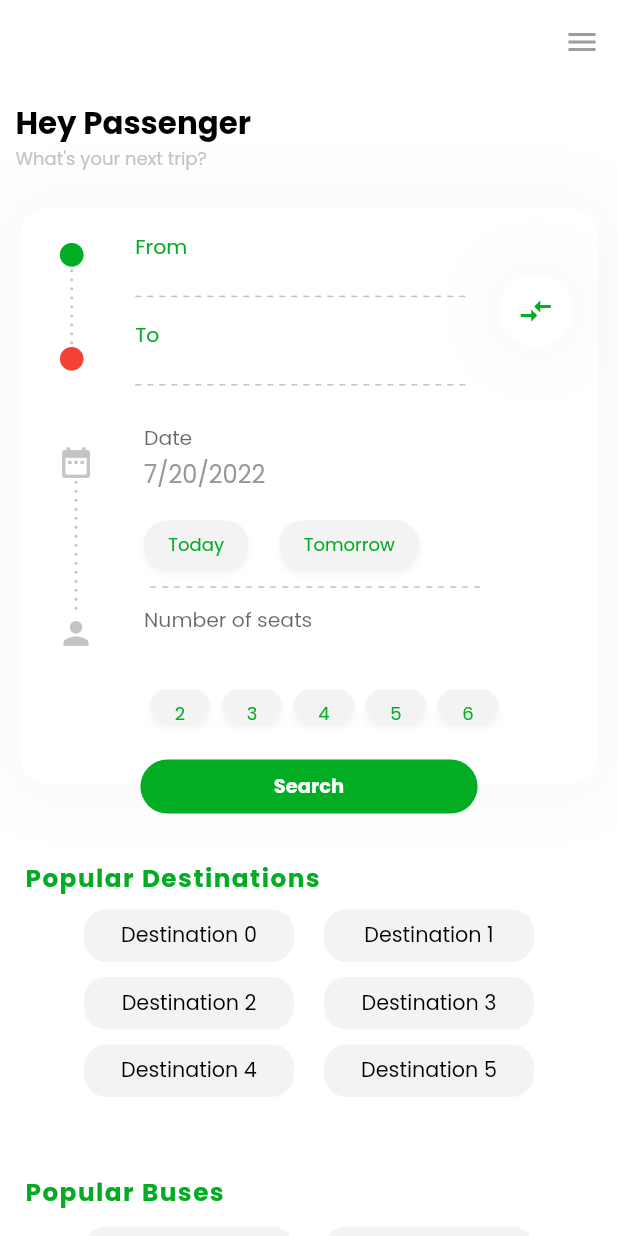
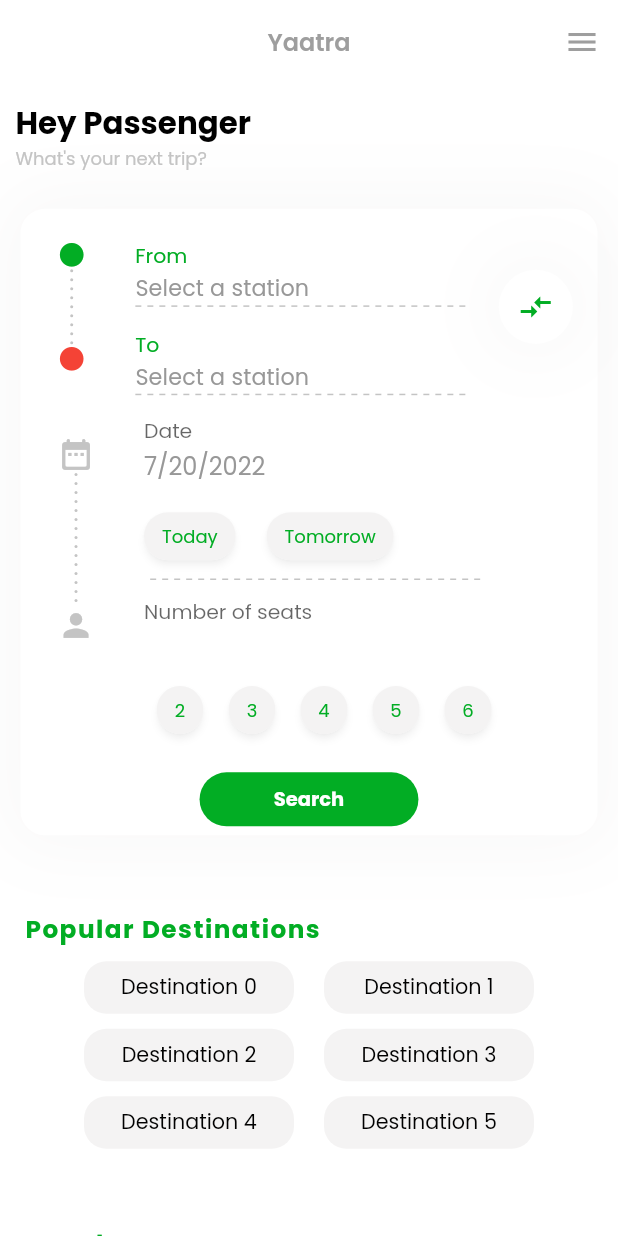
Before and after one commit to sadiksha1000/YAATRA_CLIENT, a Flutter app: the PassengerHomeScreen screen opened by its route, on a phone screen of 412 x 824 dp. Run offline on Flutter 3.47's test engine with Material 2 defaults, Android fonts, the phone set to English and light mode, and no system bars; drawn by our look-alikes of dotted_line; our stand-ins replace bloc, dartz, dotted_border, equatable, flutter_bloc, flutter_svg and 5 more; missing offline and left inert: data_connection_checker_nulls, khalti_flutter.

Commit message:
Fixing home

```diff
--- a/lib/core/server/server.dart
+++ b/lib/core/server/server.dart
@@ -1,2 +1,2 @@
+const String serverUrl = 'https://yaatra-api.herokuapp.com';
 // const String serverUrl = 'http://10.0.2.2:3001';
-const String serverUrl = 'http://172.25.1.64:3001';
--- a/lib/core/widgets/home_custom_chip.dart
+++ b/lib/core/widgets/home_custom_chip.dart
@@ -26,9 +26,6 @@
         ),
         elevation: 2.0,
         shadowColor: Colors.black.withOpacity(0.25),
-        padding: EdgeInsets.symmetric(
-          horizontal: size(context).width * 0.02,
-        ),
         backgroundColor: Theme.of(context).colorScheme.tertiary,
       ),
     );
--- a/lib/features/trips/data/datasources/trip_remote_datasource.dart
+++ b/lib/features/trips/data/datasources/trip_remote_datasource.dart
@@ -106,6 +106,7 @@
       final response = await client.post(Uri.parse(tripUrl), body: {
         '_id': id,
       });
+      print(response.body);
       if (response.statusCode == 200) {
         var decodedResponse = ResponseModel.fromJson(response.body);
 
--- a/lib/features/trips/presentation/cubits/fetch_trip_cubit/fetch_trip_state.dart
+++ b/lib/features/trips/presentation/cubits/fetch_trip_cubit/fetch_trip_state.dart
@@ -6,7 +6,7 @@
   final String errorMessage;
   final String successMessage;
   final List<dynamic> trip;
-  // final Status status;
+  final Status searchBusStatus;
 
   FetchTripState({
     required this.selectedFromStation,
@@ -14,7 +14,7 @@
     required this.errorMessage,
     required this.successMessage,
     required this.trip,
-    // required this.status,
+    required this.searchBusStatus,
   });
 
   @override
@@ -24,7 +24,7 @@
         errorMessage,
         successMessage,
         trip,
-        // status
+        searchBusStatus,
       ];
 
   factory FetchTripState.initial() {
@@ -34,7 +34,7 @@
       errorMessage: '',
       successMessage: '',
       trip: [],
-      // status: Status.initial,
+      searchBusStatus: Status.initial,
     );
   }
 
@@ -44,7 +44,7 @@
     String? errorMessage,
     String? successMessage,
     List<dynamic>? trip,
-    // Status? status,
+    Status? searchBusStatus,
   }) {
     return FetchTripState(
       selectedFromStation: selectedFromStation ?? this.selectedFromStation,
@@ -52,7 +52,7 @@
       errorMessage: errorMessage ?? this.errorMessage,
       successMessage: successMessage ?? this.successMessage,
       trip: trip ?? this.trip,
-      // status: status ?? this.status,
+      searchBusStatus: searchBusStatus ?? this.searchBusStatus,
     );
   }
 
@@ -63,7 +63,7 @@
       'errorMessage': errorMessage,
       'successMessage': successMessage,
       'trip': trip,
-      // 'status': status.index,
+      'searchBusStatus': searchBusStatus.index,
     };
   }
 
@@ -76,7 +76,7 @@
       errorMessage: map['errorMessage'],
       successMessage: map['successMessage'],
       trip: TripModel.fromMap(map['trip'], message: '') as List<dynamic>,
-      // status: Status.values[map['status']],
+      searchBusStatus: Status.values[map['searchBusStatus']],
     );
   }
 }
--- a/lib/features/trips/presentation/screen/passenger_homescreen.dart
+++ b/lib/features/trips/presentation/screen/passenger_homescreen.dart
@@ -2,6 +2,8 @@
 import 'package:intl/intl.dart';
 import 'package:flutter/material.dart';
 import 'package:flutter_bloc/flutter_bloc.dart';
+import 'package:yaatra_client/core/utils/status.dart';
+import 'package:yaatra_client/core/widgets/custom_progress_indicator.dart';
 import '../../../../core/config/constants.dart';
 import '../../../../core/config/size.dart';
 import '../../../../core/widgets/custom_appbar.dart';
@@ -114,7 +116,7 @@
 
     return Scaffold(
         appBar: customAppBar(
-          title: "",
+          title: "Yaatra",
           context: context,
           isBackButton: false,
           isDrawerEnabled: true,
@@ -131,16 +133,15 @@
               Padding(
                 padding: EdgeInsets.all(size(context).height * 0.0165),
                 child: Container(
-                    height: size(context).height * 0.465,
+                    // height: size(context).height * 0.465,
                     decoration: Constants.cardDecoration(context),
-                    child: Stack(
-                      clipBehavior: Clip.none,
+                    child: Column(
                       children: [
                         Column(
                           children: [
                             SingleChildScrollView(
                               child: SizedBox(
-                                height: size(context).height * 0.165,
+                                // height: size(context).height * 0.165,
                                 child: Row(
                                   children: [
                                     Padding(
@@ -184,7 +185,7 @@
                                     Flexible(
                                       child: SizedBox(
                                         width: size(context).width * 0.55,
-                                        height: size(context).height * 0.3,
+                                        // height: size(context).height * 0.3,
                                         child: Column(
                                           crossAxisAlignment:
                                               CrossAxisAlignment.start,
@@ -291,7 +292,7 @@
                               ),
                             ),
                             SizedBox(
-                              height: size(context).height * 0.25,
+                              height: size(context).height * 0.27,
                               child: Row(
                                 children: [
                                   Padding(
@@ -342,12 +343,6 @@
                                               floatingLabelBehavior:
                                                   FloatingLabelBehavior.always,
                                               labelText: "Date",
-                                              // hintText:
-                                              //     '${selectedDate.year}/${selectedDate.month}/${selectedDate.day}',
-                                              // hintStyle: TextStyle(
-                                              //   fontSize: size(context).height *
-                                              //       0.016,
-                                              // ),
                                               labelStyle: TextStyle(
                                                 fontSize: size(context).height *
                                                     0.022,
@@ -446,25 +441,39 @@
                             ),
                           ],
                         ),
-                        Positioned(
-                          bottom: -26,
-                          left: 80,
-                          right: 80,
+                        Padding(
+                          padding:
+                              EdgeInsets.only(top: size(context).height * 0.02),
+                          child: SizedBox(
                             child: StreamBuilder<bool>(
                                 stream: _fetchTripCubit.submitValid,
                                 builder: (context, snapshot) {
-                                return CustomButton(
+                                  return BlocConsumer<FetchTripCubit,
+                                      FetchTripState>(
+                                    listener: (context, state) {
+                                      if (state.searchBusStatus ==
+                                          Status.success) {
+                                        Navigator.of(context).pushNamed(
+                                            ViewBusesScreen.routeName);
+                                      }
+                                    },
+                                    builder: (context, state) {
+                                      return state.searchBusStatus ==
+                                              Status.loading
+                                          ? CustomProgressIndicator(
+                                              onTap: () {})
+                                          : CustomButton(
                                               onPressed: () async {
-                                    print('searched');
-                                    await _fetchTripCubit.searchBuses();
-                                    // _fetchBusCubit.fetchAllBuses();
-                                    Navigator.of(context)
-                                        .pushNamed(ViewBusesScreen.routeName);
+                                                await _fetchTripCubit
+                                                    .searchBuses();
                                               },
                                               label: "Search",
                                               disable: false,
                                             );
+                                    },
+                                  );
                                 }),
+                          ),
                         )
                       ],
                     )),
@@ -638,7 +647,7 @@
             child: Text(
               selectedStation.isNotEmpty
                   ? "${selectedStation.stationName} (${selectedStation.placeId.name})"
-                  : '',
+                  : 'Select a station',
               style: Theme.of(context).textTheme.subtitle2!.copyWith(
                     fontSize: size(context).height * 0.018,
                   ),
--- a/lib/features/trips/presentation/screen/proceed_to_pay_screen.dart
+++ b/lib/features/trips/presentation/screen/proceed_to_pay_screen.dart
@@ -138,7 +138,6 @@
               SizedBox(height: size(context).height * 0.02),
               Text("Pay with", style: Theme.of(context).textTheme.headline4),
               SizedBox(
-                  height: size(context).height * 0.2,
                   child: Row(
                 children: [
                   Expanded(
@@ -151,8 +150,7 @@
                               _val = value as int;
                             });
                           },
-                              activeColor:
-                                  Theme.of(context).colorScheme.primary,
+                          activeColor: Theme.of(context).colorScheme.primary,
                           toggleable: true,
                         ),
                         title: const Image(
@@ -184,7 +182,7 @@
                 ],
               )),
               SizedBox(
-                height: size(context).height * 0.05,
+                height: size(context).height * 0.02,
               ),
               Center(
                   child: SecondaryCustomButton(
--- a/lib/main.dart
+++ b/lib/main.dart
@@ -39,6 +39,7 @@
 import 'package:yaatra_client/features/ticket/fetch_ticket/domain/usecases/fetch_bookings_usecase.dart';
 import 'package:yaatra_client/features/trips/domain/usecases/fetch_trip_byid_usecase.dart';
 
+import 'core/config/dark_theme.dart';
 import 'features/authentication/data/repositories/user_repository_impl.dart';
 import 'features/authentication/domain/repositories/user_repository.dart';
 import 'features/authentication/domain/usecases/login_user_usecase.dart';
@@ -327,7 +328,7 @@
             title: 'Yaatra Client',
             debugShowCheckedModeBanner: false,
             theme: lightTheme(),
-            // darkTheme: darkTheme(),
+            darkTheme: darkTheme(),
             themeMode: ThemeMode.light,
             supportedLocales: const <Locale>[
               Locale('en', 'US'),
```
Also changed, not shown: lib/core/config/dark_theme.dart (+124 -0 lines), lib/features/trips/presentation/cubits/fetch_trip_cubit/fetch_trip_cubit.dart (+6 -5 lines), lib/features/trips/presentation/screen/seat_select_screen.dart (+6 -5 lines). Lines whose indentation alone changed are shown as unchanged.
